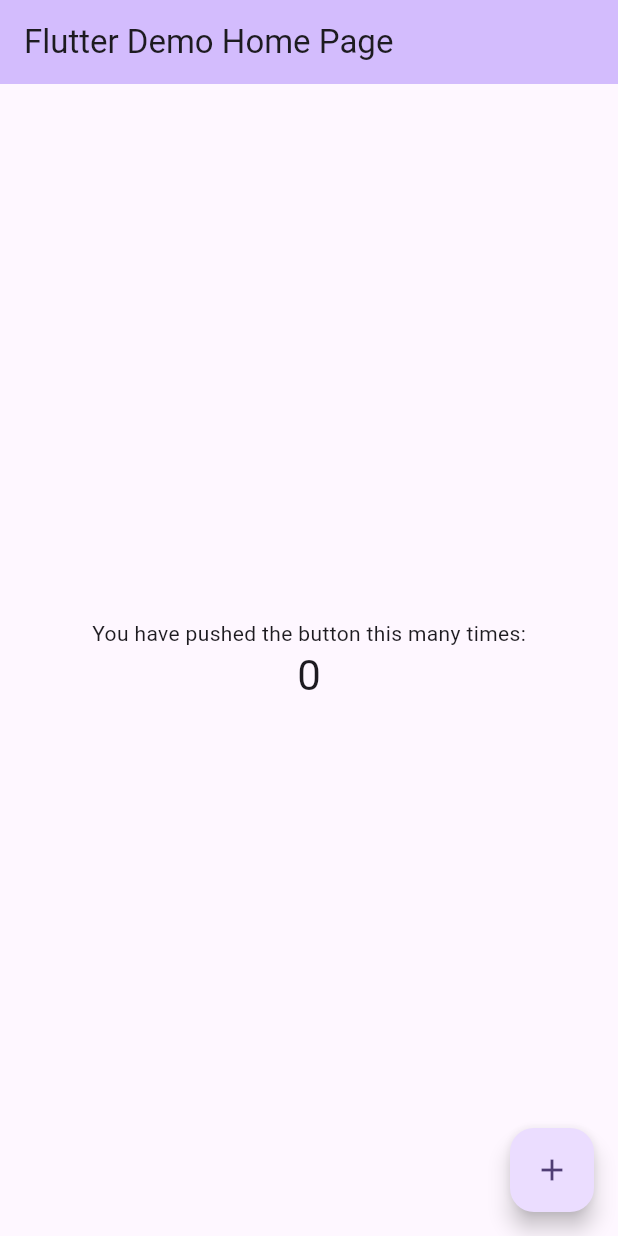
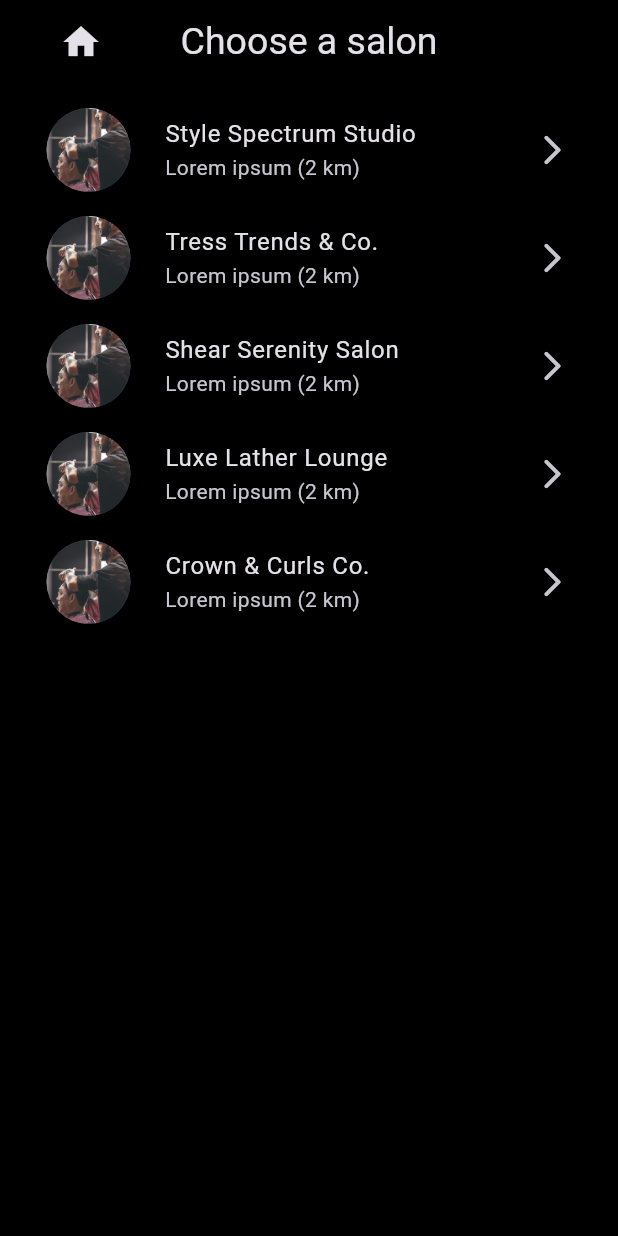
Before and after one commit to Dheeraj-2003/booking_app, a Flutter app: the screen it shows after launch, on a phone screen of 412 x 824 dp. Run offline on Flutter 3.47's test engine with Material 3 defaults, Android fonts, the phone set to English and light mode, and no system bars; our stand-ins replace table_calendar.

Commit message:
final commit

```diff
--- /dev/null
+++ b/lib/data/salon.dart
@@ -0,0 +1,16 @@
+class Salon {
+  Salon({
+    required this.name,
+    required this.address,
+  });
+  final String name;
+  final String address;
+}
+
+final List<Salon> salons = [
+  Salon(name: "Style Spectrum Studio", address: "Lorem ipsum (2 km)"),
+  Salon(name: "Tress Trends & Co.", address: "Lorem ipsum (2 km)"),
+  Salon(name: "Shear Serenity Salon", address: "Lorem ipsum (2 km)"),
+  Salon(name: "Luxe Lather Lounge", address: "Lorem ipsum (2 km)"),
+  Salon(name: "Crown & Curls Co.", address: "Lorem ipsum (2 km)")
+];
--- a/lib/main.dart
+++ b/lib/main.dart
@@ -1,8 +1,25 @@
+import 'package:booking_app/screens/home_screen.dart';
 import 'package:flutter/material.dart';
 
 void main() {
   runApp(const MyApp());
 }
+
+final theme = ThemeData.light().copyWith(
+  colorScheme: ColorScheme.fromSeed(
+    seedColor: const Color.fromARGB(255, 20, 19, 19),
+  ),
+);
+
+final darkTheme = ThemeData.dark().copyWith(
+  brightness: Brightness.dark,
+  colorScheme: ColorScheme.fromSeed(
+      seedColor: Colors.indigo,
+      brightness: Brightness.dark,
+      onBackground: Colors.white),
+  scaffoldBackgroundColor: Colors.black,
+  cardColor: Colors.transparent,
+);
 
 class MyApp extends StatelessWidget {
   const MyApp({super.key});
@@ -12,114 +29,9 @@ class MyApp extends StatelessWidget {
   Widget build(BuildContext context) {
     return MaterialApp(
       title: 'Flutter Demo',
-      theme: ThemeData(
-        // This is the theme of your application.
-        //
-        // TRY THIS: Try running your application with "flutter run". You'll see
-        // the application has a purple toolbar. Then, without quitting the app,
-        // try changing the seedColor in the colorScheme below to Colors.green
-        // and then invoke "hot reload" (save your changes or press the "hot
-        // reload" button in a Flutter-supported IDE, or press "r" if you used
-        // the command line to start the app).
-        //
-        // Notice that the counter didn't reset back to zero; the application
-        // state is not lost during the reload. To reset the state, use hot
-        // restart instead.
-        //
-        // This works for code too, not just values: Most code changes can be
-        // tested with just a hot reload.
-        colorScheme: ColorScheme.fromSeed(seedColor: Colors.deepPurple),
-        useMaterial3: true,
-      ),
-      home: const MyHomePage(title: 'Flutter Demo Home Page'),
+      theme: darkTheme,
+      darkTheme: darkTheme,
+      home: const HomeScreen(),
     );
   }
 }
-
-class MyHomePage extends StatefulWidget {
-  const MyHomePage({super.key, required this.title});
-
-  // This widget is the home page of your application. It is stateful, meaning
-  // that it has a State object (defined below) that contains fields that affect
-  // how it looks.
-
-  // This class is the configuration for the state. It holds the values (in this
-  // case the title) provided by the parent (in this case the App widget) and
-  // used by the build method of the State. Fields in a Widget subclass are
-  // always marked "final".
-
-  final String title;
-
-  @override
-  State<MyHomePage> createState() => _MyHomePageState();
-}
-
-class _MyHomePageState extends State<MyHomePage> {
-  int _counter = 0;
-
-  void _incrementCounter() {
-    setState(() {
-      // This call to setState tells the Flutter framework that something has
-      // changed in this State, which causes it to rerun the build method below
-      // so that the display can reflect the updated values. If we changed
-      // _counter without calling setState(), then the build method would not be
-      // called again, and so nothing would appear to happen.
-      _counter++;
-    });
-  }
-
-  @override
-  Widget build(BuildContext context) {
-    // This method is rerun every time setState is called, for instance as done
-    // by the _incrementCounter method above.
-    //
-    // The Flutter framework has been optimized to make rerunning build methods
-    // fast, so that you can just rebuild anything that needs updating rather
-    // than having to individually change instances of widgets.
-    return Scaffold(
-      appBar: AppBar(
-        // TRY THIS: Try changing the color here to a specific color (to
-        // Colors.amber, perhaps?) and trigger a hot reload to see the AppBar
-        // change color while the other colors stay the same.
-        backgroundColor: Theme.of(context).colorScheme.inversePrimary,
-        // Here we take the value from the MyHomePage object that was created by
-        // the App.build method, and use it to set our appbar title.
-        title: Text(widget.title),
-      ),
-      body: Center(
-        // Center is a layout widget. It takes a single child and positions it
-        // in the middle of the parent.
-        child: Column(
-          // Column is also a layout widget. It takes a list of children and
-          // arranges them vertically. By default, it sizes itself to fit its
-          // children horizontally, and tries to be as tall as its parent.
-          //
-          // Column has various properties to control how it sizes itself and
-          // how it positions its children. Here we use mainAxisAlignment to
-          // center the children vertically; the main axis here is the vertical
-          // axis because Columns are vertical (the cross axis would be
-          // horizontal).
-          //
-          // TRY THIS: Invoke "debug painting" (choose the "Toggle Debug Paint"
-          // action in the IDE, or press "p" in the console), to see the
-          // wireframe for each widget.
-          mainAxisAlignment: MainAxisAlignment.center,
-          children: <Widget>[
-            const Text(
-              'You have pushed the button this many times:',
-            ),
-            Text(
-              '$_counter',
-              style: Theme.of(context).textTheme.headlineMedium,
-            ),
-          ],
-        ),
-      ),
-      floatingActionButton: FloatingActionButton(
-        onPressed: _incrementCounter,
-        tooltip: 'Increment',
-        child: const Icon(Icons.add),
-      ), // This trailing comma makes auto-formatting nicer for build methods.
-    );
-  }
-}
--- /dev/null
+++ b/lib/screens/home_screen.dart
@@ -0,0 +1,47 @@
+import 'package:booking_app/data/salon.dart';
+import 'package:booking_app/screens/alt_booking_screen.dart';
+import 'package:flutter/material.dart';
+
+class HomeScreen extends StatelessWidget {
+  const HomeScreen({super.key});
+
+  @override
+  Widget build(BuildContext context) {
+    final List<Salon> listSalons = salons;
+    return Scaffold(
+      appBar: AppBar(
+        backgroundColor: Colors.transparent,
+        leading: const Padding(
+          padding: EdgeInsets.only(left: 40.0),
+          child: Icon(
+            Icons.home,
+            size: 28,
+          ),
+        ),
+        title: const Text(
+          "Choose a salon",
+          style: TextStyle(fontSize: 25),
+        ),
+        centerTitle: true,
+      ),
+      body: Container(
+          padding: const EdgeInsets.all(8),
+          child: ListView.builder(
+              itemCount: salons.length,
+              itemBuilder: (ctx, idx) => ListTile(
+                    onTap: () {
+                      Navigator.of(context).push(MaterialPageRoute(
+                          builder: (ctx) =>
+                              BookingScreenAlt(salon: listSalons[idx])));
+                    },
+                    leading: const CircleAvatar(
+                        radius: 35,
+                        backgroundImage: AssetImage(
+                            "lib/assets/images/pexels-kaique-rocha-331989.jpg")),
+                    title: Text(listSalons[idx].name),
+                    subtitle: Text(listSalons[idx].address),
+                    trailing: const Icon(Icons.arrow_forward_ios_rounded),
+                  ))),
+    );
+  }
+}
--- a/pubspec.yaml
+++ b/pubspec.yaml
@@ -35,6 +35,7 @@ dependencies:
   # The following adds the Cupertino Icons font to your application.
   # Use with the CupertinoIcons class for iOS style icons.
   cupertino_icons: ^1.0.2
+  table_calendar: ^3.1.0
 
 dev_dependencies:
   flutter_test:
@@ -59,9 +60,8 @@ flutter:
   uses-material-design: true
 
   # To add assets to your application, add an assets section, like this:
-  # assets:
-  #   - images/a_dot_burr.jpeg
-  #   - images/a_dot_ham.jpeg
+  assets:
+    - lib/assets/images/
 
   # An image asset can refer to one or more resolution-specific "variants", see
   # https://flutter.dev/assets-and-images/#resolution-aware
```
Also changed, not shown: lib/data/services.dart (added, +14 -0 lines), lib/screens/alt_booking_screen.dart (added, +97 -0 lines), lib/screens/booking_screen.dart (added, +119 -0 lines), lib/widget/book_button.dart (added, +30 -0 lines), lib/widget/calendar.dart (added, +38 -0 lines), lib/widget/header_stack.dart (added, +79 -0 lines), lib/widget/service_tile.dart (added, +62 -0 lines), lib/widget/time_slot.dart (added, +47 -0 lines), lib/assets/images/pexels-kaique-rocha-331989.jpg (added), lib/assets/images/pexels-thgusstavo-santana-1813272.jpg (added), lib/widget/time_card.dart (added), pubspec.lock.
